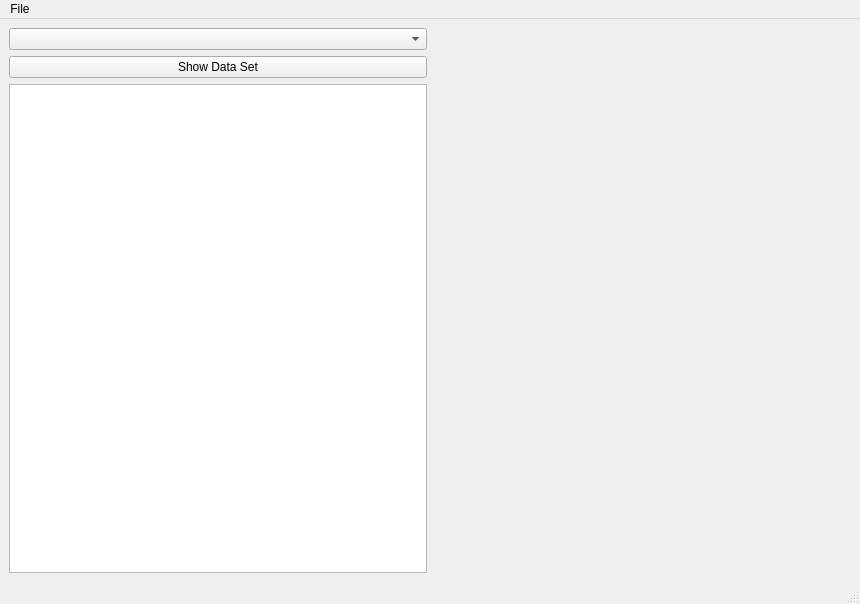
Qt form HeelStats.ui (jonperdomo/DaVA) before a commit.
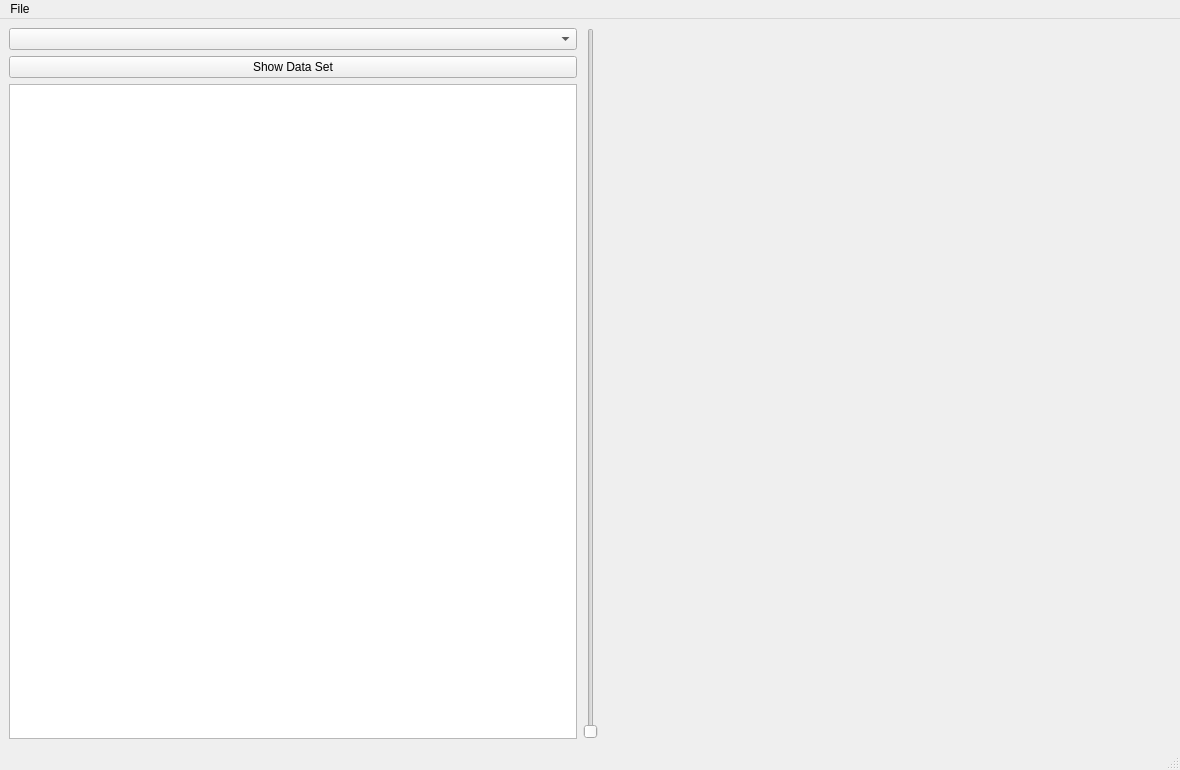
The same form after that commit. Custom widgets are drawn as their Qt base class.

Commit message: Slider for flipping through DICOM series.

```diff
--- a/HeelStats.ui
+++ b/HeelStats.ui
@@ -6,8 +6,8 @@
    <rect>
     <x>0</x>
     <y>0</y>
-    <width>860</width>
-    <height>604</height>
+    <width>1180</width>
+    <height>770</height>
    </rect>
   </property>
   <property name="windowTitle">
@@ -41,6 +41,13 @@
         </item>
        </layout>
       </item>
+      <item>
+       <widget class="QSlider" name="verticalSlider">
+        <property name="orientation">
+         <enum>Qt::Vertical</enum>
+        </property>
+       </widget>
+      </item>
       <item>
        <widget class="QVTKWidget" name="qvtkWidget"/>
       </item>
@@ -53,7 +60,7 @@
     <rect>
      <x>0</x>
      <y>0</y>
-     <width>860</width>
+     <width>1180</width>
      <height>21</height>
     </rect>
    </property>
```
The commit also changes 26 other files.
